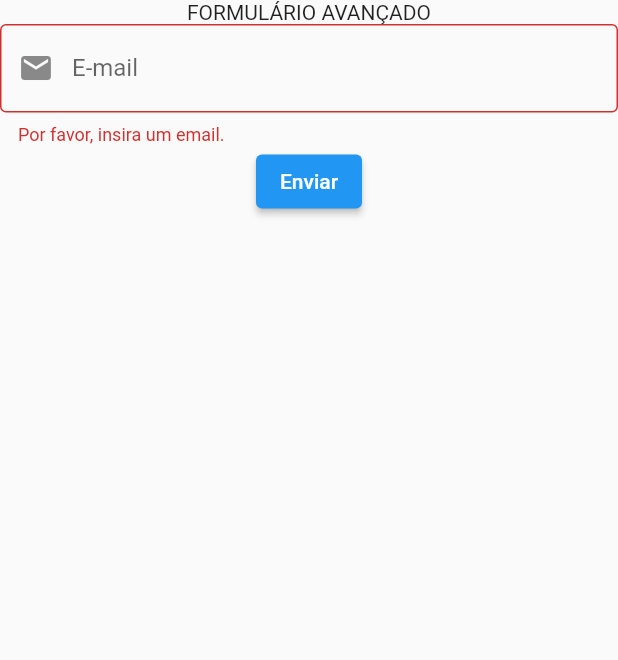
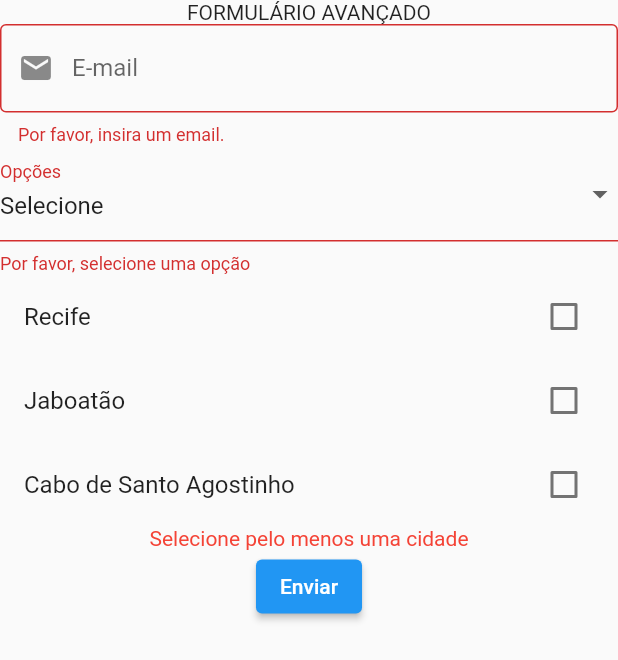
Before and after one commit to fabiooliveirabr/formulario_avancado_fabio, a Flutter app: the screen it shows after launch, after a tap on "Enviar", on a phone screen of 412 x 824 dp. Shown: the top 660 px of the screen. Run offline on Flutter 3.47's test engine with Material 2 defaults, Android fonts, the light colour scheme and no system bars.

Commit message:
22/03/2023

```diff
--- a/lib/homepage.dart
+++ b/lib/homepage.dart
@@ -10,9 +10,29 @@ class HomePage extends StatefulWidget {
 }
 
 class _HomePageState extends State<HomePage> {
+  String _opcaoPadrao = "Selecione";
+  List<String> _listaOpcoes =
+  ["Selecione", "Opção 1", "Opção 2", "Opção 3"];
+  bool _opRecife = false;
+  bool _opJaboatao = false;
+  bool _opCabo = false;
+  Color corDaMensagem = Colors.transparent;
+
+
   //Esse comando criar o ID do formulário
   final GlobalKey<FormState> _formKey = GlobalKey<FormState>();
+
   void _submitForm() {
+    if(_opRecife == false && _opCabo == false && _opJaboatao == false){
+        setState(() {
+           corDaMensagem = Colors.red;
+        });
+    }else{
+        setState(() {
+           corDaMensagem = Colors.transparent;
+        });
+    }
+
   if (_formKey.currentState!.validate()) {
   // Fazer alguma ação depois de validar
   print('Está tudo certo');
@@ -24,7 +44,7 @@ class _HomePageState extends State<HomePage> {
     return Scaffold(
       body: Center(
         child: Column(
-          children: [
+            children: [
             Text("FORMULÁRIO AVANÇADO"),
             Form(
               key: _formKey,
@@ -40,6 +60,60 @@ class _HomePageState extends State<HomePage> {
                     ),
                   ),
                   //-----------------------------
+                  DropdownButtonFormField<String>(
+                    validator: (value) => _validarComboBox(value.toString()),
+                    value: _opcaoPadrao,
+                    onChanged: (novoValor) {
+                    setState(() {
+                    _opcaoPadrao = novoValor.toString();
+                    });
+                    },
+                    items: _listaOpcoes.map((opcao) {
+                    return DropdownMenuItem<String>(
+                    value: opcao,
+                    child: Text(opcao),
+                    );
+                    }).toList(),
+                    decoration: InputDecoration(
+                    labelText: 'Opções',
+                    ),
+                    ),
+                //-----------------------------
+
+                CheckboxListTile(
+                  title: Text('Recife'),
+                  value: _opRecife,
+                  onChanged: (bool? value) {
+                  setState(() {
+                  _opRecife = value!;
+                  });
+                  },
+                  ),
+                  CheckboxListTile(
+                  title: Text('Jaboatão'),
+                  value: _opJaboatao,
+                  onChanged: (bool? value) {
+                  setState(() {
+                  _opJaboatao = value!;
+                  });
+                  },
+                  ),
+                  CheckboxListTile(
+                  title: Text('Cabo de Santo Agostinho'),
+                  value: _opCabo,
+                  onChanged: (bool? value) {
+                  setState(() {
+                  _opCabo = value!;
+                  });
+                  },
+                  ),
+
+
+                //-----------------------------
+                Text("Selecione pelo menos uma cidade",
+                  style: TextStyle(color: corDaMensagem),
+                ),
+                //-----------------------------
                   ElevatedButton(
                     onPressed: (){ _submitForm();},
                     child: Text("Enviar"),),
@@ -72,3 +146,11 @@ return 'Por favor, não coloque espaços em branco.';
 //Se estiver tudo certo retorna null
 return null;
 }
+
+//Criar método para validar o ComboBox
+String? _validarComboBox(String texto){
+    if(texto == "Selecione"){
+        return "Por favor, selecione uma opção";
+    }
+    return null;
+}
```
